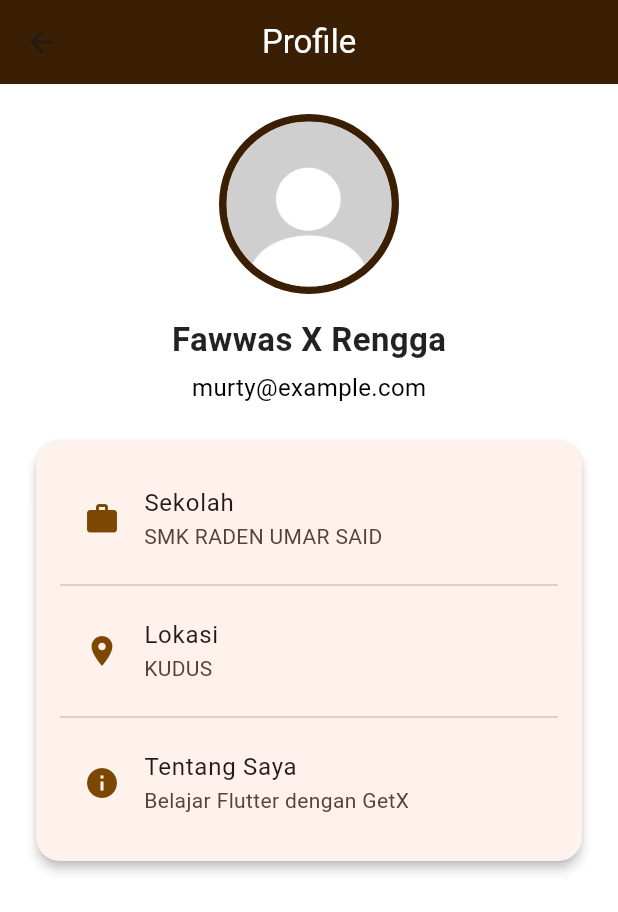
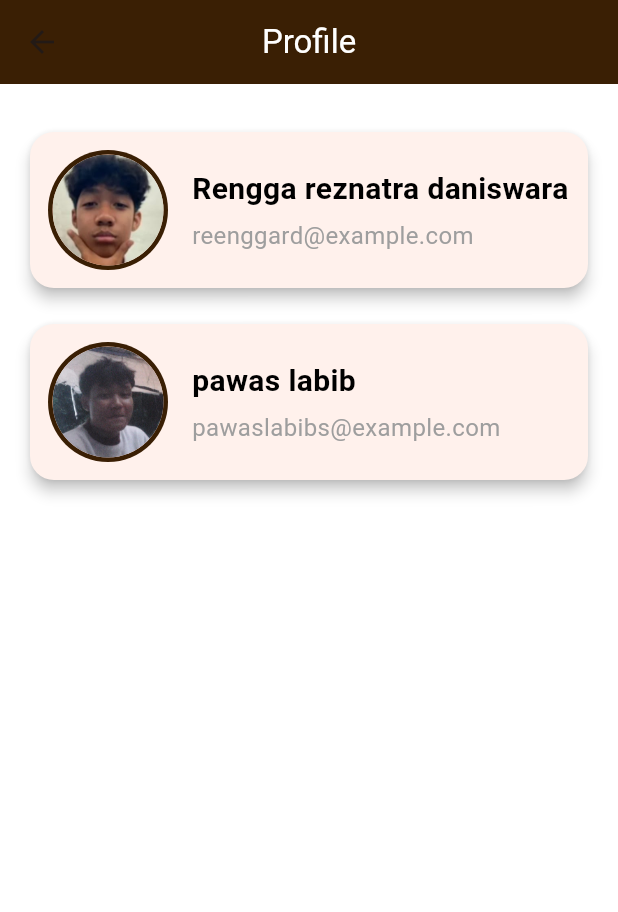
Before and after one commit to fawwazz-z/todo_list_app, a Flutter app: the ProfilePage screen opened by its route, on a phone screen of 412 x 824 dp. Shown: the top 912 px of the screen. Run offline on Flutter 3.47's test engine with Material 3 defaults, Android fonts, the phone set to English and light mode, and no system bars; our stand-ins replace get.

Commit message:
FIX [RENGGARD] fix profile

```diff
--- a/lib/controllers/todo_controller.dart
+++ b/lib/controllers/todo_controller.dart
@@ -5,7 +5,7 @@ class Todo {
   String description;
   String category;
   bool isDone;
-  String? date; // 🆕 tambah field untuk tanggal
+  String? date;
 
   Todo({
     required this.title,
@@ -19,10 +19,15 @@ class Todo {
 class TodoController extends GetxController {
   var todos = <Todo>[].obs;
 
-
-
   void addTodo(String title, String description, String category, String date) {
-    todos.add(Todo(title: title, description: description, category: category, date: DateTime.now().toString()));
+    todos.add(
+      Todo(
+        title: title,
+        description: description,
+        category: category,
+        date: date,
+      ),
+    );
   }
 
   void markAsDone(int index) {
--- a/lib/pages/profile_page.dart
+++ b/lib/pages/profile_page.dart
@@ -4,12 +4,63 @@ import 'package:todo_list_app/widgets/custom_color.dart';
 class ProfilePage extends StatelessWidget {
   const ProfilePage({super.key});
 
+  Widget buildProfileCard({
+    required String imagePath,
+    required String name,
+    required String email,
+  }) {
+    return Card(
+      shape: RoundedRectangleBorder(borderRadius: BorderRadius.circular(16)),
+      elevation: 4,
+      margin: const EdgeInsets.symmetric(vertical: 12),
+      child: Padding(
+        padding: const EdgeInsets.all(12),
+        child: Row(
+          children: [
+            // Foto profil
+            CircleAvatar(
+              radius: 40,
+              backgroundColor: AppColors.darkBrown,
+              child: CircleAvatar(
+                radius: 37,
+                backgroundImage: AssetImage(imagePath),
+              ),
+            ),
+            const SizedBox(width: 16),
+
+            // Nama & Email
+            Expanded(
+              child: Column(
+                crossAxisAlignment: CrossAxisAlignment.start,
+                children: [
+                  Text(
+                    name,
+                    style: const TextStyle(
+                      fontSize: 20,
+                      fontWeight: FontWeight.bold,
+                      color: AppColors.black,
+                    ),
+                  ),
+                  const SizedBox(height: 5),
+                  Text(
+                    email,
+                    style: const TextStyle(fontSize: 16, color: Colors.grey),
+                  ),
+                ],
+              ),
+            ),
+          ],
+        ),
+      ),
+    );
+  }
+
   @override
   Widget build(BuildContext context) {
     return Scaffold(
       backgroundColor: AppColors.white,
       appBar: AppBar(
-        backgroundColor: AppColors.darkBrown, // tema coklat tua
+        backgroundColor: AppColors.darkBrown,
         title: const Text("Profile", style: TextStyle(color: Colors.white)),
         centerTitle: true,
         elevation: 0,
@@ -17,69 +68,20 @@ class ProfilePage extends StatelessWidget {
       body: SingleChildScrollView(
         padding: const EdgeInsets.all(20),
         child: Column(
-          crossAxisAlignment: CrossAxisAlignment.center,
           children: [
-            // Foto Profil Dummy
-            CircleAvatar(
-              radius: 60,
-              backgroundColor: AppColors.darkBrown,
-              child: const CircleAvatar(
-                radius: 55,
-                backgroundImage: AssetImage('images/ppkosong.jpg'),
-              ),
-            ),
-            const SizedBox(height: 15),
-
-            // Nama & Email Dummy
-            const Text(
-              "Fawwas X Rengga",
-              style: TextStyle(
-                fontSize: 22,
-                fontWeight: FontWeight.bold,
-                color: Colors.black87,
-              ),
-            ),
-            const SizedBox(height: 5),
-            const Text(
-              "murty@example.com",
-              style: TextStyle(fontSize: 16, color: AppColors.black),
+            // Profile pertama
+            buildProfileCard(
+              imagePath: 'images/rengga.jpg',
+              name: 'Rengga reznatra daniswara',
+              email: 'reenggard@example.com',
             ),
 
-            const SizedBox(height: 20),
-
-            // Card Informasi Dummy
-            Card(
-              shape: RoundedRectangleBorder(
-                borderRadius: BorderRadius.circular(16),
-              ),
-              elevation: 3,
-              child: Padding(
-                padding: const EdgeInsets.all(16),
-                child: Column(
-                  children: const [
-                    ListTile(
-                      leading: Icon(Icons.work, color: AppColors.brown),
-                      title: Text("Sekolah"),
-                      subtitle: Text("SMK RADEN UMAR SAID"),
-                    ),
-                    Divider(),
-                    ListTile(
-                      leading: Icon(Icons.location_on, color: AppColors.brown),
-                      title: Text("Lokasi"),
-                      subtitle: Text("KUDUS"),
-                    ),
-                    Divider(),
-                    ListTile(
-                      leading: Icon(Icons.info, color: AppColors.brown),
-                      title: Text("Tentang Saya"),
-                      subtitle: Text("Belajar Flutter dengan GetX "),
-                    ),
-                  ],
-                ),
-              ),
+            // Profile kedua
+            buildProfileCard(
+              imagePath: 'images/pawas.jpg',
+              name: 'pawas labib',
+              email: 'pawaslabibs@example.com',
             ),
-
-            const SizedBox(height: 30),
           ],
         ),
       ),
--- a/lib/widgets/todo_card.dart
+++ b/lib/widgets/todo_card.dart
@@ -5,7 +5,7 @@ class TodoCard extends StatelessWidget {
   final String description;
   final String category;
   final bool isDone;
-  final String? date; // 🆕 tambah field untuk tanggal
+  final String? date;
   final VoidCallback? onDone;
 
   const TodoCard({
@@ -29,7 +29,9 @@ class TodoCard extends StatelessWidget {
             decoration: isDone ? TextDecoration.lineThrough : null,
           ),
         ),
-        subtitle: Text("$description • $category ${date != null ? '• $date' : ''}"), // 🆕 tampilkan tanggal jika ada
+        subtitle: Text(
+          "$description • $category ${date != null ? '• $date' : ''}",
+        ), // 🆕 tampilkan tanggal jika ada
         trailing: isDone
             ? const Icon(Icons.check_circle, color: Colors.green)
             : IconButton(
```
Also changed, not shown: lib/pages/add_todo_page.dart (+22 -14 lines), images/pawas.jpg (added), images/rengga.jpg (added).
